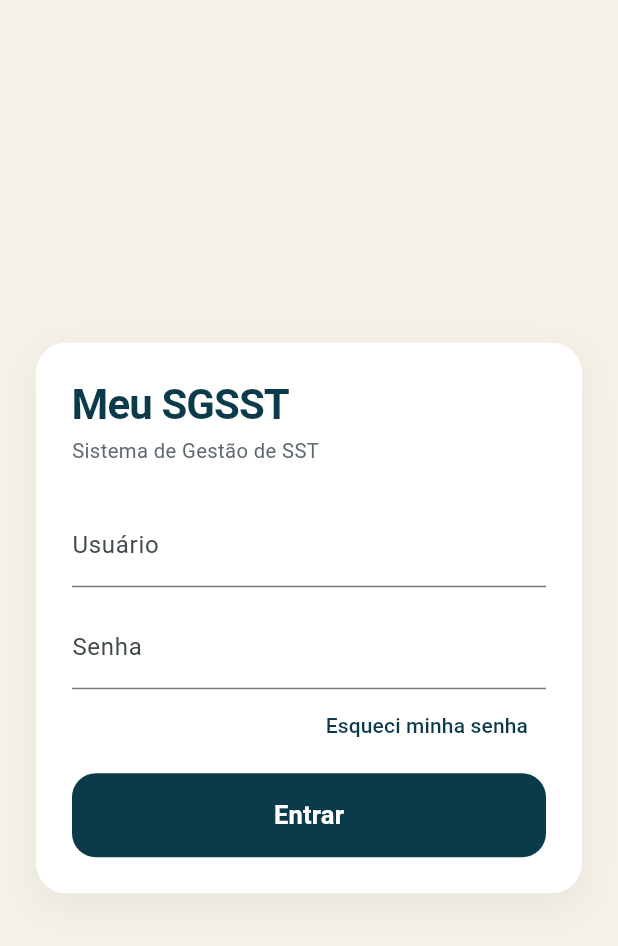
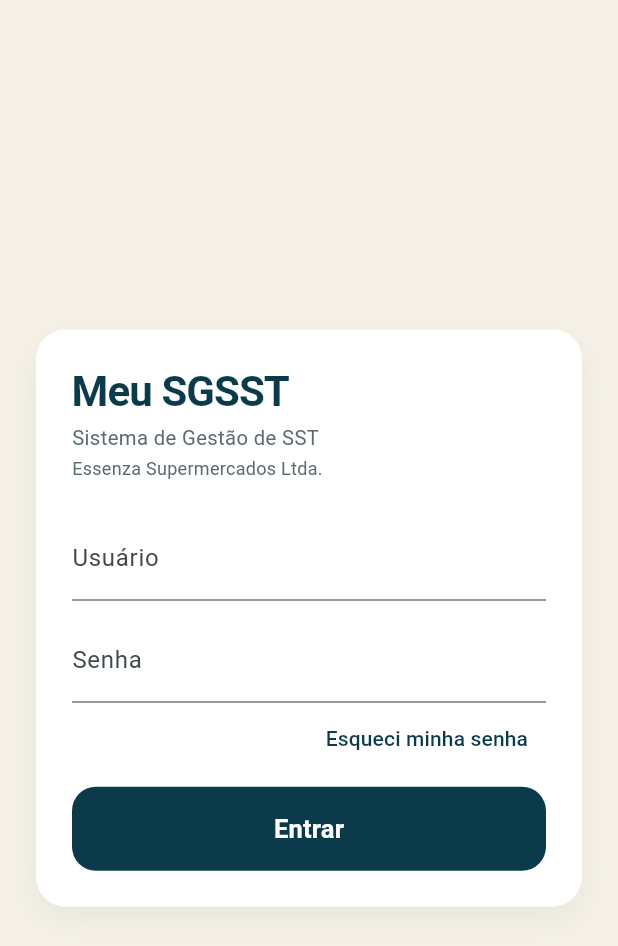
Before and after one commit to marciocoelho1/projeto_integrador, a Flutter app: the screen it shows after launch, on a phone screen of 412 x 824 dp. Shown: the top 946 px of the screen. Run offline on Flutter 3.47's test engine with Material 3 defaults, Android fonts, the phone set to English and light mode, and no system bars; our stand-ins replace file_picker, shared_preferences.

Commit message:
renomeia o app para 'Meu SGSST', adiciona a razao social e encurta o README
Mobile:
- android:label passa de 'app_sgsst' para 'Meu SGSST' (nome no launcher)
- razao social 'Essenza Supermercados Ltda.' no login e no menu lateral,
  igual ao subtitulo do app web
- teste de navegacao do menu relaxado: o bloco da marca cresceu e o item
  podia ficar fora da area construida pelo ListView

README: 529 -> 183 linhas, com as URLs do app web e do APK no topo

```diff
--- a/mobile/lib/core/app_theme.dart
+++ b/mobile/lib/core/app_theme.dart
@@ -1,4 +1,10 @@
 import 'package:flutter/material.dart';
+
+/// Razão social que aparece sob o nome "Meu SGSST" no login e no cabeçalho.
+///
+/// Texto idêntico ao subtítulo do app web (`sidebarsubtitle` em
+/// `layout-padrao.html`), para as duas versões se apresentarem igual.
+const String razaoSocial = 'Essenza Supermercados Ltda.';
 
 /// Design system do mockup "Carteira digital".
 class AppCores {
--- a/mobile/lib/screens/login_screen.dart
+++ b/mobile/lib/screens/login_screen.dart
@@ -53,6 +53,12 @@ class _LoginScreenState extends State<LoginScreen> {
                     const SizedBox(height: 4),
                     Text('Sistema de Gestão de SST',
                         style: Theme.of(context).textTheme.bodyMedium),
+                    const SizedBox(height: 2),
+                    Text(razaoSocial,
+                        style: Theme.of(context).textTheme.bodySmall?.copyWith(
+                              color: AppCores.cinza,
+                              letterSpacing: 0.2,
+                            )),
                     const SizedBox(height: 24),
                     TextField(
                       controller: _login,
--- a/mobile/lib/screens/main_screen.dart
+++ b/mobile/lib/screens/main_screen.dart
@@ -257,6 +257,11 @@ class _MenuLateral extends StatelessWidget {
                     'Sistema de Gestão de SST',
                     style: TextStyle(color: Color(0xB3FFFFFF), fontSize: 12.5),
                   ),
+                  const SizedBox(height: 2),
+                  const Text(
+                    razaoSocial,
+                    style: TextStyle(color: Color(0x99FFFFFF), fontSize: 11.5),
+                  ),
                   const SizedBox(height: 10),
                   Text(
                     auth.ehAdmin ? 'Administrador TST' : 'Colaborador',
```
Also changed, not shown: 3 other files.
